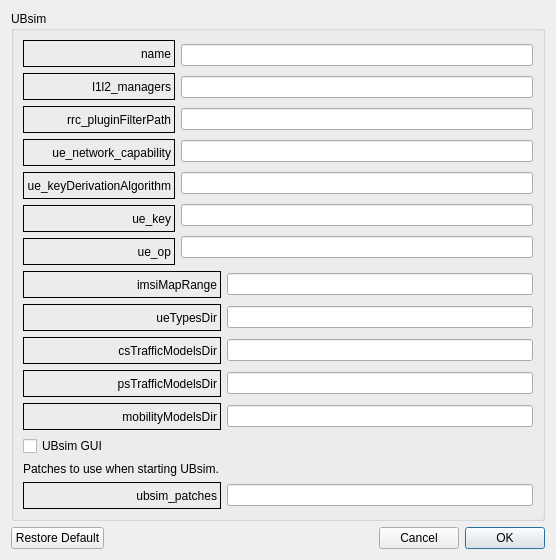
Old version of the form LTEsimGeneratorGUI/Ui/DataForms/ubsimform.ui in the repository moniss23/junit4.
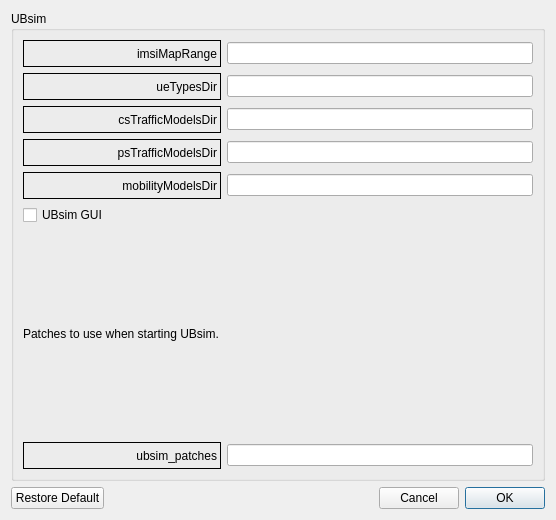
New version of the form.

What changed in the file:
```diff
--- a/LTEsimGeneratorGUI/Ui/DataForms/ubsimform.ui
+++ b/LTEsimGeneratorGUI/Ui/DataForms/ubsimform.ui
@@ -21,246 +21,6 @@
      </property>
      <layout class="QGridLayout" name="gridLayout_2">
       <item row="0" column="0">
-       <layout class="QVBoxLayout" name="verticalLayout_5">
-        <item>
-         <layout class="QHBoxLayout" name="horizontalLayout_2">
-          <item>
-           <layout class="QVBoxLayout" name="verticalLayout_3">
-            <item>
-             <widget class="QLabel" name="lbl_2">
-              <property name="enabled">
-               <bool>true</bool>
-              </property>
-              <property name="minimumSize">
-               <size>
-                <width>0</width>
-                <height>27</height>
-               </size>
-              </property>
-              <property name="frameShape">
-               <enum>QFrame::Box</enum>
-              </property>
-              <property name="frameShadow">
-               <enum>QFrame::Plain</enum>
-              </property>
-              <property name="text">
-               <string>name</string>
-              </property>
-              <property name="alignment">
-               <set>Qt::AlignRight|Qt::AlignTrailing|Qt::AlignVCenter</set>
-              </property>
-             </widget>
-            </item>
-            <item>
-             <widget class="QLabel" name="lbl_3">
-              <property name="enabled">
-               <bool>true</bool>
-              </property>
-              <property name="minimumSize">
-               <size>
-                <width>0</width>
-                <height>27</height>
-               </size>
-              </property>
-              <property name="frameShape">
-               <enum>QFrame::Box</enum>
-              </property>
-              <property name="frameShadow">
-               <enum>QFrame::Plain</enum>
-              </property>
-              <property name="text">
-               <string>l1l2_managers</string>
-              </property>
-              <property name="alignment">
-               <set>Qt::AlignRight|Qt::AlignTrailing|Qt::AlignVCenter</set>
-              </property>
-             </widget>
-            </item>
-            <item>
-             <widget class="QLabel" name="lbl_5">
-              <property name="enabled">
-               <bool>true</bool>
-              </property>
-              <property name="minimumSize">
-               <size>
-                <width>0</width>
-                <height>27</height>
-               </size>
-              </property>
-              <property name="frameShape">
-               <enum>QFrame::Box</enum>
-              </property>
-              <property name="frameShadow">
-               <enum>QFrame::Plain</enum>
-              </property>
-              <property name="text">
-               <string>rrc_pluginFilterPath</string>
-              </property>
-              <property name="alignment">
-               <set>Qt::AlignRight|Qt::AlignTrailing|Qt::AlignVCenter</set>
-              </property>
-             </widget>
-            </item>
-            <item>
-             <widget class="QLabel" name="lbl_7">
-              <property name="enabled">
-               <bool>true</bool>
-              </property>
-              <property name="minimumSize">
-               <size>
-                <width>0</width>
-                <height>27</height>
-               </size>
-              </property>
-              <property name="frameShape">
-               <enum>QFrame::Box</enum>
-              </property>
-              <property name="frameShadow">
-               <enum>QFrame::Plain</enum>
-              </property>
-              <property name="text">
-               <string>ue_network_capability</string>
-              </property>
-              <property name="alignment">
-               <set>Qt::AlignRight|Qt::AlignTrailing|Qt::AlignVCenter</set>
-              </property>
-             </widget>
-            </item>
-            <item>
-             <widget class="QLabel" name="lbl_6">
-              <property name="enabled">
-               <bool>true</bool>
-              </property>
-              <property name="minimumSize">
-               <size>
-                <width>0</width>
-                <height>27</height>
-               </size>
-              </property>
-              <property name="frameShape">
-               <enum>QFrame::Box</enum>
-              </property>
-              <property name="frameShadow">
-               <enum>QFrame::Plain</enum>
-              </property>
-              <property name="text">
-               <string>ue_keyDerivationAlgorithm</string>
-              </property>
-              <property name="alignment">
-               <set>Qt::AlignRight|Qt::AlignTrailing|Qt::AlignVCenter</set>
-              </property>
-             </widget>
-            </item>
-            <item>
-             <widget class="QLabel" name="lbl_4">
-              <property name="enabled">
-               <bool>true</bool>
-              </property>
-              <property name="minimumSize">
-               <size>
-                <width>0</width>
-                <height>27</height>
-               </size>
-              </property>
-              <property name="frameShape">
-               <enum>QFrame::Box</enum>
-              </property>
-              <property name="frameShadow">
-               <enum>QFrame::Plain</enum>
-              </property>
-              <property name="text">
-               <string>ue_key</string>
-              </property>
-              <property name="alignment">
-               <set>Qt::AlignRight|Qt::AlignTrailing|Qt::AlignVCenter</set>
-              </property>
-             </widget>
-            </item>
-            <item>
-             <widget class="QLabel" name="lbl_8">
-              <property name="enabled">
-               <bool>true</bool>
-              </property>
-              <property name="minimumSize">
-               <size>
-                <width>0</width>
-                <height>27</height>
-               </size>
-              </property>
-              <property name="frameShape">
-               <enum>QFrame::Box</enum>
-              </property>
-              <property name="frameShadow">
-               <enum>QFrame::Plain</enum>
-              </property>
-              <property name="text">
-               <string>ue_op</string>
-              </property>
-              <property name="alignment">
-               <set>Qt::AlignRight|Qt::AlignTrailing|Qt::AlignVCenter</set>
-              </property>
-             </widget>
-            </item>
-           </layout>
-          </item>
-          <item>
-           <layout class="QVBoxLayout" name="verticalLayout_4">
-            <item>
-             <widget class="QLineEdit" name="tet_name">
-              <property name="enabled">
-               <bool>true</bool>
-              </property>
-             </widget>
-            </item>
-            <item>
-             <widget class="QLineEdit" name="tet_l1l2_managers">
-              <property name="enabled">
-               <bool>true</bool>
-              </property>
-             </widget>
-            </item>
-            <item>
-             <widget class="QLineEdit" name="tet_rrc_pluginFilterPath">
-              <property name="enabled">
-               <bool>true</bool>
-              </property>
-             </widget>
-            </item>
-            <item>
-             <widget class="QLineEdit" name="tet_ue_network_capability">
-              <property name="enabled">
-               <bool>true</bool>
-              </property>
-             </widget>
-            </item>
-            <item>
-             <widget class="QLineEdit" name="tet_ue_keyDerivationAlgorithm">
-              <property name="enabled">
-               <bool>true</bool>
-              </property>
-             </widget>
-            </item>
-            <item>
-             <widget class="QLineEdit" name="tet_ue_key">
-              <property name="enabled">
-               <bool>true</bool>
-              </property>
-             </widget>
-            </item>
-            <item>
-             <widget class="QLineEdit" name="tet_ue_op">
-              <property name="enabled">
-               <bool>true</bool>
-              </property>
-             </widget>
-            </item>
-           </layout>
-          </item>
-         </layout>
-        </item>
-       </layout>
-      </item>
-      <item row="1" column="0">
        <layout class="QHBoxLayout" name="horizontalLayout">
         <item>
          <widget class="QLabel" name="lbl_9">
@@ -302,7 +62,7 @@
         </item>
        </layout>
       </item>
-      <item row="2" column="0">
+      <item row="1" column="0">
        <layout class="QVBoxLayout" name="verticalLayout_2">
         <item>
          <layout class="QVBoxLayout" name="verticalLayout">
```
